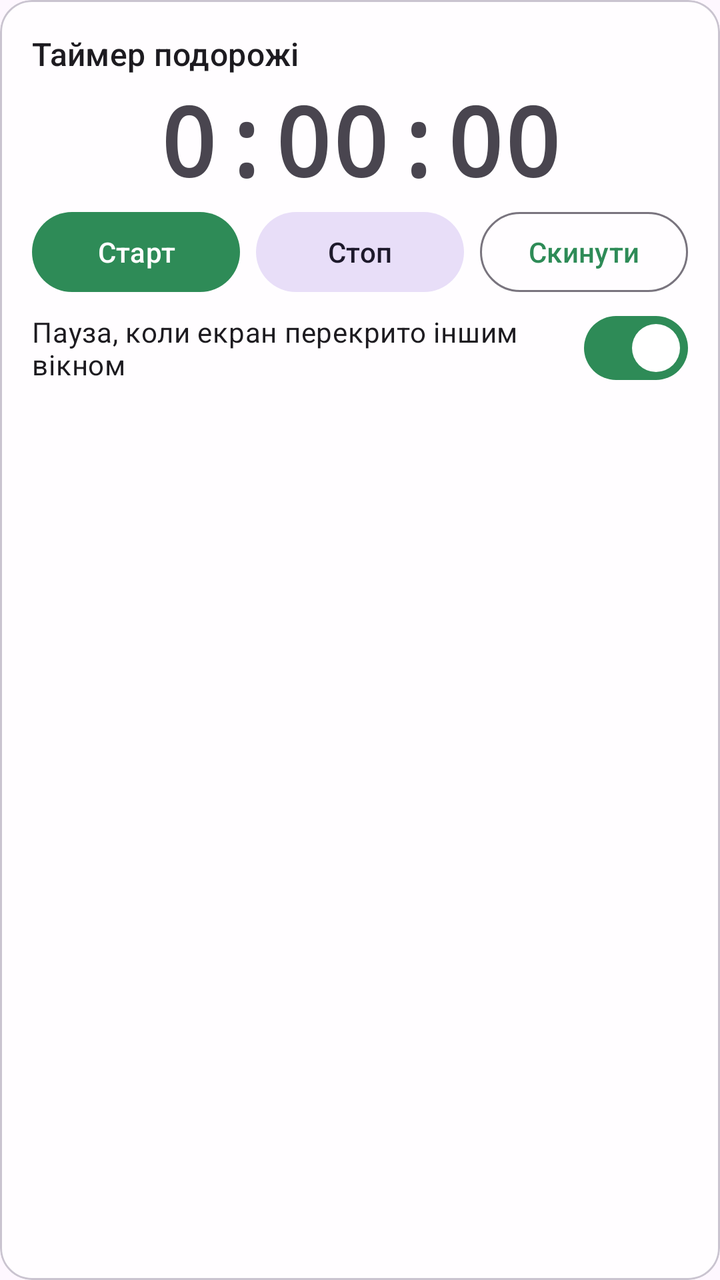
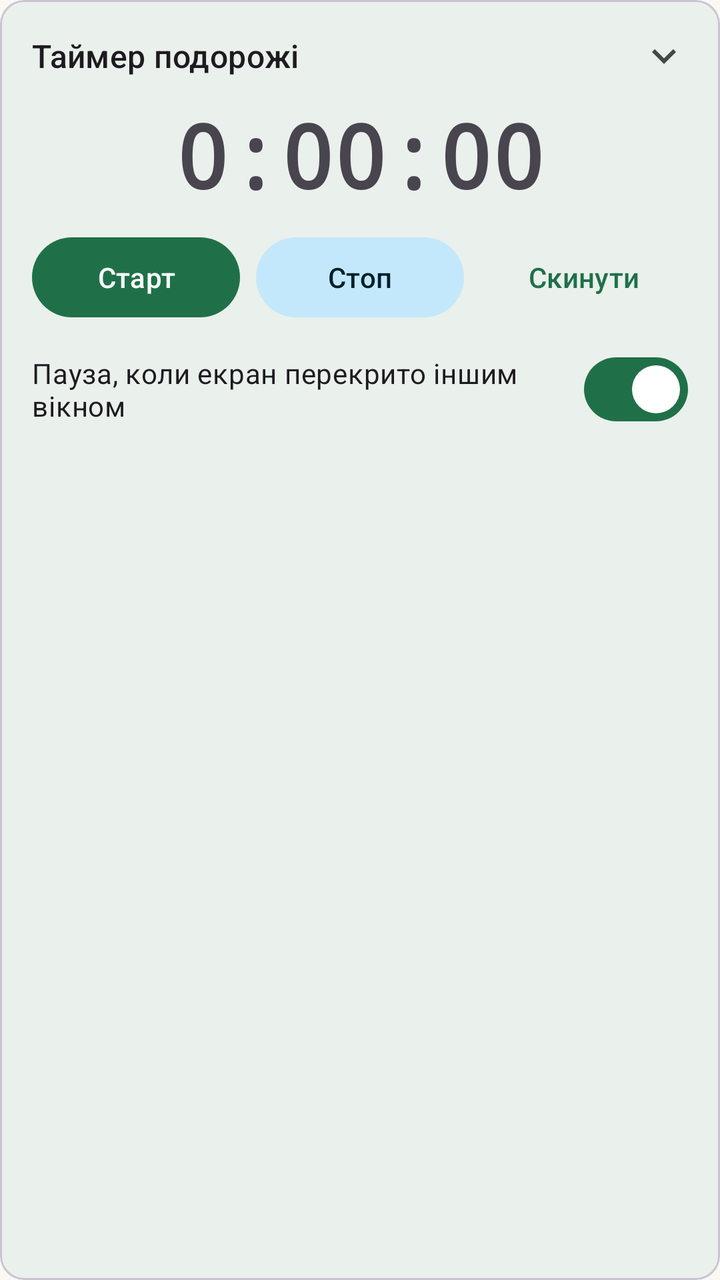

Compare the two renders of this Android layout. The source of the first and the diff that turns it into the second are given below.
<!-- AndroidManifest.xml: application theme Theme.TourSpots -->
<!-- res/layout/card_stopwatch.xml -->
<?xml version="1.0" encoding="utf-8"?>
<com.google.android.material.card.MaterialCardView xmlns:android="http://schemas.android.com/apk/res/android"
    xmlns:app="http://schemas.android.com/apk/res-auto"
    android:layout_width="match_parent"
    android:layout_height="wrap_content"
    android:layout_marginTop="16dp"
    app:cardBackgroundColor="@color/card_scrim"
    app:cardCornerRadius="16dp">

    <LinearLayout
        android:layout_width="match_parent"
        android:layout_height="wrap_content"
        android:orientation="vertical"
        android:padding="16dp">

        <TextView
            android:layout_width="wrap_content"
            android:layout_height="wrap_content"
            android:text="@string/stopwatch_title"
            android:textAppearance="?attr/textAppearanceTitleMedium" />

        <TextView
            android:id="@+id/tvTime"
            android:layout_width="match_parent"
            android:layout_height="wrap_content"
            android:fontFamily="monospace"
            android:gravity="center"
            android:text="@string/time_zero"
            android:textSize="48sp"
            android:textStyle="bold" />

        <LinearLayout
            android:layout_width="match_parent"
            android:layout_height="wrap_content"
            android:orientation="horizontal">

            <Button
                android:id="@+id/btnStart"
                android:layout_width="0dp"
                android:layout_height="wrap_content"
                android:layout_marginEnd="4dp"
                android:layout_weight="1"
                android:text="@string/start" />

            <Button
                android:id="@+id/btnStop"
                style="@style/Widget.Material3.Button.TonalButton"
                android:layout_width="0dp"
                android:layout_height="wrap_content"
                android:layout_marginHorizontal="4dp"
                android:layout_weight="1"
                android:text="@string/stop" />

            <Button
                android:id="@+id/btnReset"
                style="@style/Widget.Material3.Button.OutlinedButton"
                android:layout_width="0dp"
                android:layout_height="wrap_content"
                android:layout_marginStart="4dp"
                android:layout_weight="1"
                android:text="@string/reset" />
        </LinearLayout>

        <com.google.android.material.materialswitch.MaterialSwitch
            android:id="@+id/switchPauseHidden"
            android:layout_width="match_parent"
            android:layout_height="wrap_content"
            android:checked="true"
            android:text="@string/pause_when_hidden" />
    </LinearLayout>
</com.google.android.material.card.MaterialCardView>
<!-- resources referenced by this layout -->
<resources>
  <color name="card_scrim">#CCFFFFFF</color>
  <style name="Theme.TourSpots" parent="Theme.Material3.Light.NoActionBar">
          <item name="colorPrimary">@color/green_primary</item>
          <item name="colorOnPrimary">@color/white</item>
          <item name="colorSecondary">@color/sky</item>
      </style>
  <color name="green_primary">#2E8B57</color>
  <color name="white">#FFFFFF</color>
  <color name="sky">#7EC8E3</color>
  <!-- unchanged entries left out for length: 6 -->
</resources>

<!-- the commit's change to res/layout/card_stopwatch.xml (unified diff, before → after) -->
@@ -3,69 +3,98 @@
     xmlns:app="http://schemas.android.com/apk/res-auto"
     android:layout_width="match_parent"
     android:layout_height="wrap_content"
-    android:layout_marginTop="16dp"
-    app:cardBackgroundColor="@color/card_scrim"
-    app:cardCornerRadius="16dp">
+    android:layout_marginTop="@dimen/space_16"
+    app:cardBackgroundColor="?attr/colorSurfaceContainer"
+    app:cardCornerRadius="@dimen/corner_medium"
+    app:cardElevation="0dp">
 
     <LinearLayout
         android:layout_width="match_parent"
         android:layout_height="wrap_content"
         android:orientation="vertical"
-        android:padding="16dp">
+        android:padding="@dimen/space_16">
 
-        <TextView
-            android:layout_width="wrap_content"
-            android:layout_height="wrap_content"
-            android:text="@string/stopwatch_title"
-            android:textAppearance="?attr/textAppearanceTitleMedium" />
-
-        <TextView
-            android:id="@+id/tvTime"
+        <LinearLayout
+            android:id="@+id/headerStopwatch"
             android:layout_width="match_parent"
             android:layout_height="wrap_content"
-            android:fontFamily="monospace"
-            android:gravity="center"
-            android:text="@string/time_zero"
-            android:textSize="48sp"
-            android:textStyle="bold" />
+            android:background="?attr/selectableItemBackground"
+            android:gravity="center_vertical"
+            android:orientation="horizontal">
+
+            <TextView
+                android:layout_width="0dp"
+                android:layout_height="wrap_content"
+                android:layout_weight="1"
+                android:text="@string/stopwatch_title"
+                android:textAppearance="?attr/textAppearanceTitleMedium" />
+
+            <ImageView
+                android:id="@+id/chevronStopwatch"
+                android:layout_width="24dp"
+                android:layout_height="24dp"
+                android:contentDescription="@null"
+                android:src="@drawable/ic_expand_more" />
+        </LinearLayout>
 
         <LinearLayout
+            android:id="@+id/bodyStopwatch"
             android:layout_width="match_parent"
             android:layout_height="wrap_content"
-            android:orientation="horizontal">
+            android:orientation="vertical">
 
-            <Button
-                android:id="@+id/btnStart"
-                android:layout_width="0dp"
+            <TextView
+                android:id="@+id/tvTime"
+                android:layout_width="match_parent"
                 android:layout_height="wrap_content"
-                android:layout_marginEnd="4dp"
-                android:layout_weight="1"
-                android:text="@string/start" />
+                android:layout_marginTop="@dimen/space_8"
+                android:fontFamily="monospace"
+                android:gravity="center"
+                android:text="@string/time_zero"
+                android:textSize="44sp"
+                android:textStyle="bold" />
 
-            <Button
-                android:id="@+id/btnStop"
-                style="@style/Widget.Material3.Button.TonalButton"
-                android:layout_width="0dp"
+            <LinearLayout
+                android:layout_width="match_parent"
                 android:layout_height="wrap_content"
-                android:layout_marginHorizontal="4dp"
-                android:layout_weight="1"
-                android:text="@string/stop" />
+                android:layout_marginTop="@dimen/space_8"
+                android:orientation="horizontal">
 
-            <Button
-                android:id="@+id/btnReset"
-                style="@style/Widget.Material3.Button.OutlinedButton"
-                android:layout_width="0dp"
+                <Button
+                    android:id="@+id/btnStart"
+                    style="@style/Widget.Material3.Button"
+                    android:layout_width="0dp"
+                    android:layout_height="wrap_content"
+                    android:layout_marginEnd="@dimen/space_4"
+                    android:layout_weight="1"
+                    android:text="@string/start" />
+
+                <Button
+                    android:id="@+id/btnStop"
+                    style="@style/Widget.Material3.Button.TonalButton"
+                    android:layout_width="0dp"
+                    android:layout_height="wrap_content"
+                    android:layout_marginHorizontal="@dimen/space_4"
+                    android:layout_weight="1"
+                    android:text="@string/stop" />
+
+                <Button
+                    android:id="@+id/btnReset"
+                    style="@style/Widget.Material3.Button.TextButton"
+                    android:layout_width="0dp"
+                    android:layout_height="wrap_content"
+                    android:layout_marginStart="@dimen/space_4"
+                    android:layout_weight="1"
+                    android:text="@string/reset" />
+            </LinearLayout>
+
+            <com.google.android.material.materialswitch.MaterialSwitch
+                android:id="@+id/switchPauseHidden"
+                android:layout_width="match_parent"
                 android:layout_height="wrap_content"
-                android:layout_marginStart="4dp"
-                android:layout_weight="1"
-                android:text="@string/reset" />
+                android:layout_marginTop="@dimen/space_8"
+                android:checked="true"
+                android:text="@string/pause_when_hidden" />
         </LinearLayout>
-
-        <com.google.android.material.materialswitch.MaterialSwitch
-            android:id="@+id/switchPauseHidden"
-            android:layout_width="match_parent"
-            android:layout_height="wrap_content"
-            android:checked="true"
-            android:text="@string/pause_when_hidden" />
     </LinearLayout>
 </com.google.android.material.card.MaterialCardView>
<!-- resource entries referenced after the edit -->
@@ -1,14 +1,88 @@
 <!-- resources referenced by this layout -->
 <resources>
-  <color name="card_scrim">#CCFFFFFF</color>
-  <style name="Theme.TourSpots" parent="Theme.Material3.Light.NoActionBar">
-          <item name="colorPrimary">@color/green_primary</item>
-          <item name="colorOnPrimary">@color/white</item>
-          <item name="colorSecondary">@color/sky</item>
+  <dimen name="corner_medium">12dp</dimen>
+  <dimen name="space_16">16dp</dimen>
+  <dimen name="space_4">4dp</dimen>
+  <dimen name="space_8">8dp</dimen>
+  <!-- drawable ic_expand_more (drawable) -->
+  <?xml version="1.0" encoding="utf-8"?>
+  <vector xmlns:android="http://schemas.android.com/apk/res/android"
+      android:width="24dp"
+      android:height="24dp"
+      android:viewportWidth="24"
+      android:viewportHeight="24"
+      android:tint="?attr/colorOnSurfaceVariant">
+      <path
+          android:fillColor="@android:color/white"
+          android:pathData="M16.59,8.59L12,13.17 7.41,8.59 6,10l6,6 6,-6z" />
+  </vector>
+  <style name="Theme.TourSpots" parent="Theme.Material3.DayNight.NoActionBar">
+          <item name="colorPrimary">@color/md_primary</item>
+          <item name="colorOnPrimary">@color/md_on_primary</item>
+          <item name="colorPrimaryContainer">@color/md_primary_container</item>
+          <item name="colorOnPrimaryContainer">@color/md_on_primary_container</item>
+          <item name="colorSecondary">@color/md_secondary</item>
+          <item name="colorOnSecondary">@color/md_on_secondary</item>
+          <item name="colorSecondaryContainer">@color/md_secondary_container</item>
+          <item name="colorOnSecondaryContainer">@color/md_on_secondary_container</item>
+          <item name="colorTertiary">@color/md_tertiary</item>
+          <item name="colorOnTertiary">@color/md_on_tertiary</item>
+          <item name="colorTertiaryContainer">@color/md_tertiary_container</item>
+          <item name="colorOnTertiaryContainer">@color/md_on_tertiary_container</item>
+          <item name="colorSurface">@color/md_surface</item>
+          <item name="colorOnSurface">@color/md_on_surface</item>
+          <item name="colorSurfaceVariant">@color/md_surface_variant</item>
+          <item name="colorOnSurfaceVariant">@color/md_on_surface_variant</item>
+          <item name="colorSurfaceContainer">@color/md_surface_container</item>
+          <item name="colorSurfaceContainerHigh">@color/md_surface_container_high</item>
+          <item name="colorOutline">@color/md_outline</item>
+          <item name="colorError">@color/md_error</item>
+          <item name="colorOnError">@color/md_on_error</item>
+          <item name="android:colorBackground">@color/md_surface</item>
+          <item name="android:windowBackground">@color/md_surface</item>
+          <item name="android:statusBarColor">@android:color/transparent</item>
+          <item name="android:navigationBarColor">@android:color/transparent</item>
+          <item name="android:windowLightStatusBar">true</item>
+          <item name="android:windowLightNavigationBar">true</item>
+          <item name="shapeAppearanceSmallComponent">@style/ShapeAppearance.TourSpots.Small</item>
+          <item name="shapeAppearanceMediumComponent">@style/ShapeAppearance.TourSpots.Medium</item>
+          <item name="shapeAppearanceLargeComponent">@style/ShapeAppearance.TourSpots.Large</item>
       </style>
-  <color name="green_primary">#2E8B57</color>
-  <color name="white">#FFFFFF</color>
-  <color name="sky">#7EC8E3</color>
+  <color name="md_primary">#1F7048</color>
+  <color name="md_on_primary">#FFFFFF</color>
+  <color name="md_primary_container">#B4F0CB</color>
+  <color name="md_on_primary_container">#00210F</color>
+  <color name="md_secondary">#3F6374</color>
+  <color name="md_on_secondary">#FFFFFF</color>
+  <color name="md_secondary_container">#C3E8FB</color>
+  <color name="md_on_secondary_container">#001F2A</color>
+  <color name="md_tertiary">#7EC8E3</color>
+  <color name="md_on_tertiary">#003547</color>
+  <color name="md_tertiary_container">#D0EEFA</color>
+  <color name="md_on_tertiary_container">#001F2A</color>
+  <color name="md_surface">#FAF8F3</color>
+  <color name="md_on_surface">#171D1A</color>
+  <color name="md_surface_variant">#DCE5DD</color>
+  <color name="md_on_surface_variant">#404943</color>
+  <color name="md_surface_container">#EAF0EB</color>
+  <color name="md_surface_container_high">#E4EAE5</color>
+  <color name="md_outline">#707973</color>
+  <color name="md_error">#BA1A1A</color>
+  <color name="md_on_error">#FFFFFF</color>
+  <style name="ShapeAppearance.TourSpots.Small" parent="ShapeAppearance.Material3.SmallComponent">
+          <item name="cornerFamily">rounded</item>
+          <item name="cornerSize">@dimen/corner_small</item>
+      </style>
+  <style name="ShapeAppearance.TourSpots.Medium" parent="ShapeAppearance.Material3.MediumComponent">
+          <item name="cornerFamily">rounded</item>
+          <item name="cornerSize">@dimen/corner_medium</item>
+      </style>
+  <style name="ShapeAppearance.TourSpots.Large" parent="ShapeAppearance.Material3.LargeComponent">
+          <item name="cornerFamily">rounded</item>
+          <item name="cornerSize">@dimen/corner_large</item>
+      </style>
+  <dimen name="corner_small">8dp</dimen>
+  <dimen name="corner_large">28dp</dimen>
   <!-- unchanged entries left out for length: 6 -->
 </resources>
 
